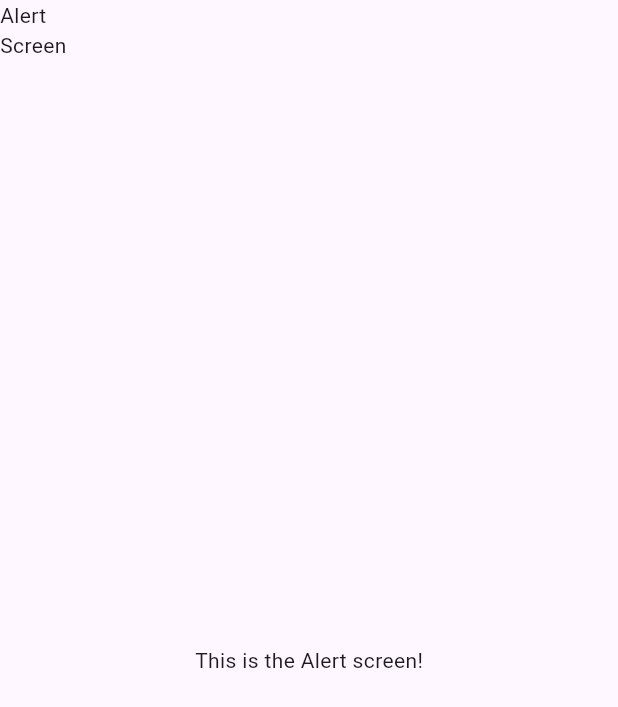
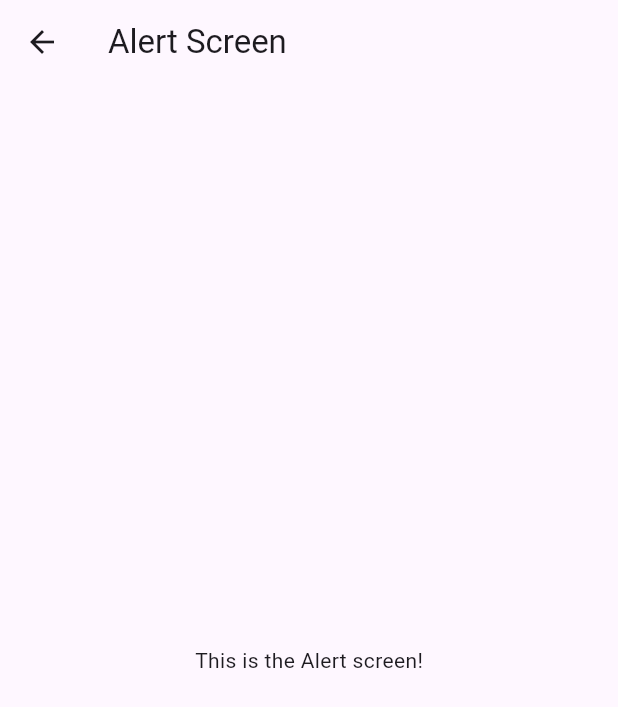
Before and after one commit to Sadot18/app_widgets, a Flutter app: the AlertScreen screen opened by its route, on a phone screen of 412 x 824 dp. Shown: the top 707 px of the screen. Run offline on Flutter 3.47's test engine with Material 3 defaults, Android fonts, the phone set to English and light mode, and no system bars.

Commit message:
Corrige el título de la AppBar en AlertScreen

```diff
--- a/lib/screens/alert_screen.dart
+++ b/lib/screens/alert_screen.dart
@@ -6,7 +6,7 @@ class AlertScreen extends StatelessWidget {
   @override
   Widget build(BuildContext context) {
     return Scaffold(
-      appBar: AppBar(leading: Text("Alert Screen")),
+      appBar: AppBar(title: Text("Alert Screen")),
       body: Center(child: Text('This is the Alert screen!')),
     );
   }
```
